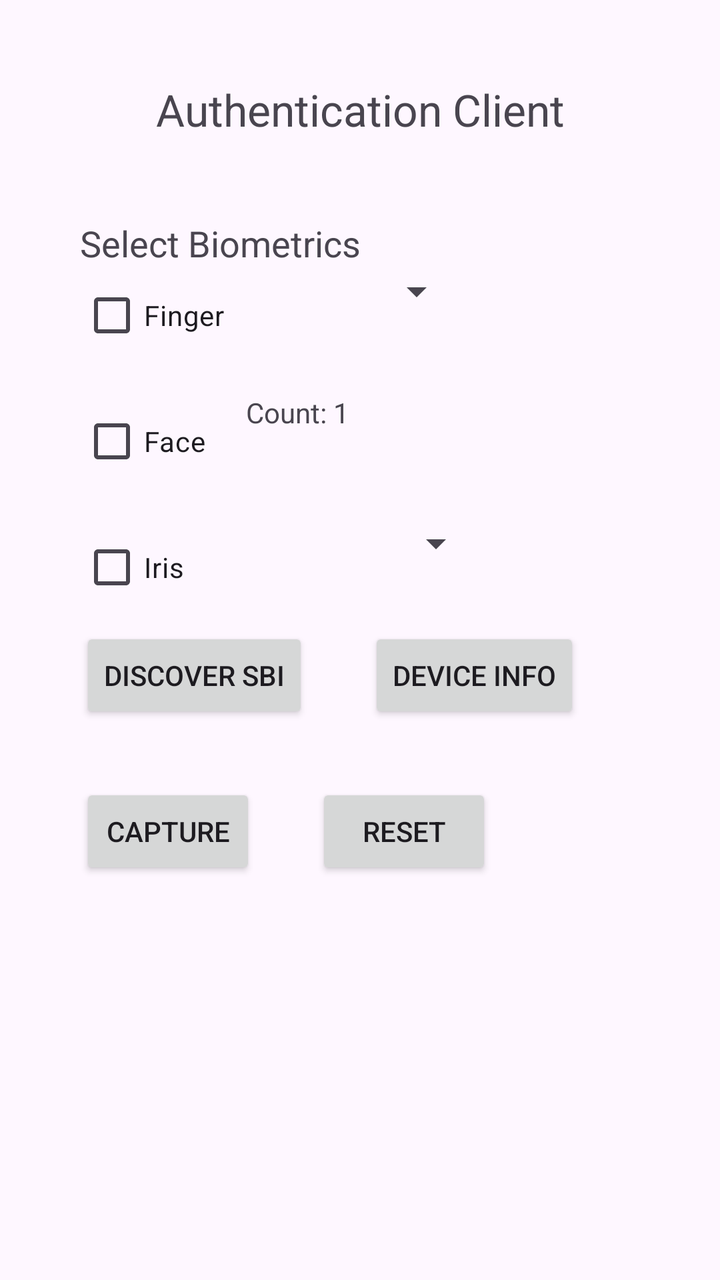
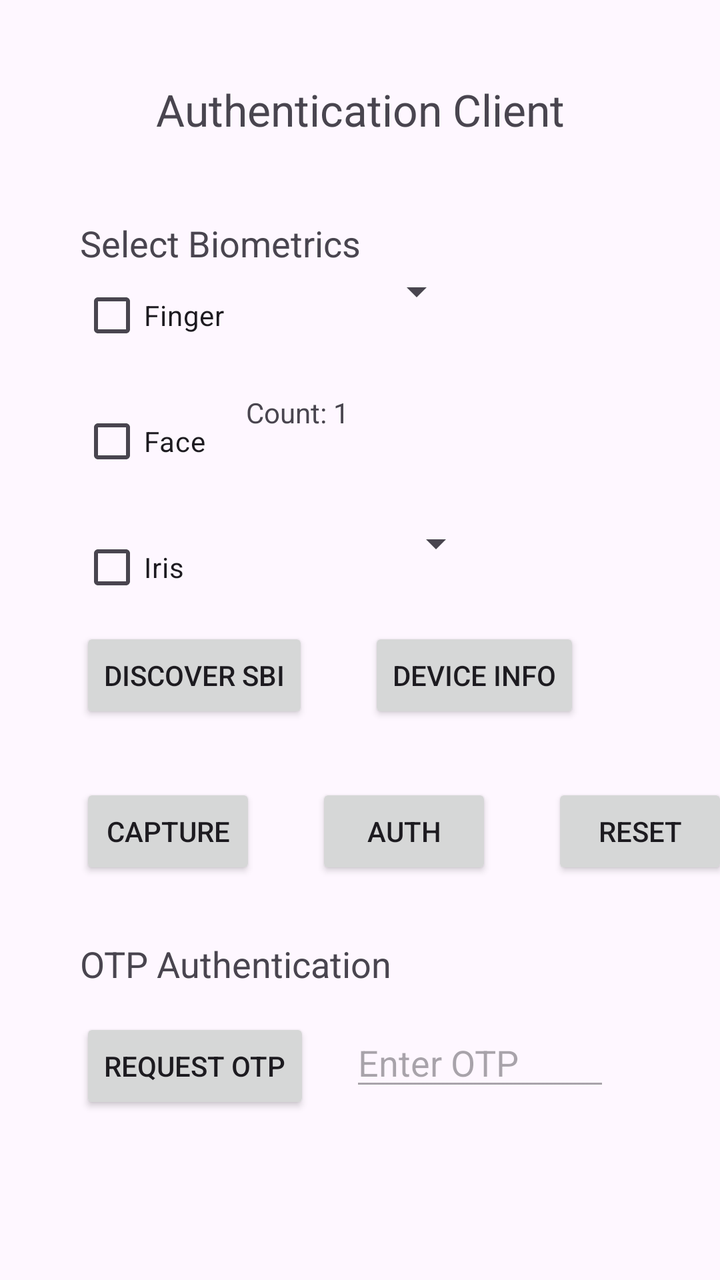

Before-and-after screenshots of an Android layout around one commit, followed by the original layout XML and the change that was made.
<!-- AndroidManifest.xml: application theme Theme.AuthClient -->
<!-- res/layout/activity_main.xml -->
<?xml version="1.0" encoding="utf-8"?>
<androidx.constraintlayout.widget.ConstraintLayout
    xmlns:android="http://schemas.android.com/apk/res/android"
    xmlns:app="http://schemas.android.com/apk/res-auto"
    xmlns:tools="http://schemas.android.com/tools"
    android:id="@+id/main"
    android:layout_width="match_parent"
    android:layout_height="match_parent"
    tools:context=".MainActivity">

    <TextView
        android:id="@+id/titleText"
        android:layout_width="wrap_content"
        android:layout_height="wrap_content"
        android:text="Authentication Client"
        android:textSize="22sp"
        app:layout_constraintEnd_toEndOf="parent"
        app:layout_constraintStart_toStartOf="parent"
        app:layout_constraintTop_toTopOf="parent"
        android:layout_marginTop="40dp" />

    <TextView
        android:id="@+id/modalityText"
        android:layout_width="wrap_content"
        android:layout_height="wrap_content"
        android:text="Select Biometrics"
        android:textSize="18sp"
        app:layout_constraintStart_toStartOf="parent"
        app:layout_constraintTop_toBottomOf="@id/titleText"
        android:layout_marginStart="40dp"
        android:layout_marginTop="40dp" />

    <CheckBox
        android:id="@+id/fingerCheckBox"
        android:layout_width="wrap_content"
        android:layout_height="wrap_content"
        android:text="Finger"
        app:layout_constraintStart_toStartOf="parent"
        app:layout_constraintTop_toBottomOf="@id/modalityText"
        android:layout_marginStart="40dp" />

    <Spinner
        android:id="@+id/fingerCountSpinner"
        android:layout_width="100dp"
        android:layout_height="wrap_content"
        app:layout_constraintStart_toEndOf="@id/fingerCheckBox"
        app:layout_constraintTop_toTopOf="@id/fingerCheckBox"
        android:layout_marginStart="20dp" />

    <CheckBox
        android:id="@+id/faceCheckBox"
        android:layout_width="wrap_content"
        android:layout_height="wrap_content"
        android:text="Face"
        app:layout_constraintStart_toStartOf="parent"
        app:layout_constraintTop_toBottomOf="@id/fingerCheckBox"
        android:layout_marginStart="40dp"
        android:layout_marginTop="15dp" />

    <TextView
        android:id="@+id/faceCountText"
        android:layout_width="wrap_content"
        android:layout_height="wrap_content"
        android:text="Count: 1"
        app:layout_constraintStart_toEndOf="@id/faceCheckBox"
        app:layout_constraintTop_toTopOf="@id/faceCheckBox"
        android:layout_marginStart="20dp" />

    <CheckBox
        android:id="@+id/irisCheckBox"
        android:layout_width="wrap_content"
        android:layout_height="wrap_content"
        android:text="Iris"
        app:layout_constraintStart_toStartOf="parent"
        app:layout_constraintTop_toBottomOf="@id/faceCheckBox"
        android:layout_marginStart="40dp"
        android:layout_marginTop="15dp" />

    <Spinner
        android:id="@+id/irisTypeSpinner"
        android:layout_width="130dp"
        android:layout_height="wrap_content"
        app:layout_constraintStart_toEndOf="@id/irisCheckBox"
        app:layout_constraintTop_toTopOf="@id/irisCheckBox"
        android:layout_marginStart="20dp" />

    <Button
        android:id="@+id/discoverButton"
        android:layout_width="wrap_content"
        android:layout_height="wrap_content"
        android:text="Discover SBI"
        android:layout_marginStart="40dp"
        android:layout_marginTop="30dp"
        app:layout_constraintStart_toStartOf="parent"
        app:layout_constraintTop_toBottomOf="@id/irisTypeSpinner" />

    <Button
        android:id="@+id/infoButton"
        android:layout_width="wrap_content"
        android:layout_height="wrap_content"
        android:text="Device Info"
        android:layout_marginStart="30dp"
        app:layout_constraintStart_toEndOf="@id/discoverButton"
        app:layout_constraintTop_toTopOf="@id/discoverButton" />

    <Button
        android:id="@+id/captureButton"
        android:layout_width="wrap_content"
        android:layout_height="wrap_content"
        android:text="Capture"
        android:layout_marginStart="40dp"
        android:layout_marginTop="30dp"
        app:layout_constraintStart_toStartOf="parent"
        app:layout_constraintTop_toBottomOf="@id/discoverButton" />

    <Button
        android:id="@+id/resetButton"
        android:layout_width="wrap_content"
        android:layout_height="wrap_content"
        android:text="Reset"
        android:layout_marginStart="30dp"
        app:layout_constraintStart_toEndOf="@id/captureButton"
        app:layout_constraintTop_toTopOf="@id/captureButton" />

</androidx.constraintlayout.widget.ConstraintLayout>
<!-- resources referenced by this layout -->
<resources>
  <style name="Theme.AuthClient" parent="Base.Theme.AuthClient" />
  <style name="Base.Theme.AuthClient" parent="Theme.Material3.DayNight.NoActionBar">
          
          
      </style>
</resources>

<!-- the commit's change to res/layout/activity_main.xml (unified diff, before → after) -->
@@ -114,12 +114,54 @@
         app:layout_constraintTop_toBottomOf="@id/discoverButton" />
 
     <Button
+        android:id="@+id/authButton"
+        android:layout_width="wrap_content"
+        android:layout_height="wrap_content"
+        android:text="Auth"
+        android:layout_marginStart="30dp"
+        app:layout_constraintStart_toEndOf="@id/captureButton"
+        app:layout_constraintTop_toTopOf="@id/captureButton" />
+
+    <Button
         android:id="@+id/resetButton"
         android:layout_width="wrap_content"
         android:layout_height="wrap_content"
         android:text="Reset"
         android:layout_marginStart="30dp"
-        app:layout_constraintStart_toEndOf="@id/captureButton"
-        app:layout_constraintTop_toTopOf="@id/captureButton" />
+        app:layout_constraintStart_toEndOf="@id/authButton"
+        app:layout_constraintTop_toTopOf="@id/authButton" />
+
+    <TextView
+        android:id="@+id/otpAuthText"
+        android:layout_width="wrap_content"
+        android:layout_height="wrap_content"
+        android:text="OTP Authentication"
+        android:textSize="18sp"
+        android:layout_marginStart="40dp"
+        android:layout_marginTop="30dp"
+        app:layout_constraintStart_toStartOf="parent"
+        app:layout_constraintTop_toBottomOf="@id/resetButton" />
+
+    <Button
+        android:id="@+id/requestOtpButton"
+        android:layout_width="wrap_content"
+        android:layout_height="wrap_content"
+        android:text="Request OTP"
+        android:layout_marginStart="40dp"
+        android:layout_marginTop="15dp"
+        app:layout_constraintStart_toStartOf="parent"
+        app:layout_constraintTop_toBottomOf="@id/otpAuthText" />
+
+    <EditText
+        android:id="@+id/otpEditText"
+        android:layout_width="130dp"
+        android:layout_height="wrap_content"
+        android:hint="Enter OTP"
+        android:inputType="number"
+        android:enabled="false"
+        android:maxLength="10"
+        android:layout_marginStart="20dp"
+        app:layout_constraintStart_toEndOf="@id/requestOtpButton"
+        app:layout_constraintTop_toTopOf="@id/requestOtpButton" />
 
 </androidx.constraintlayout.widget.ConstraintLayout>
